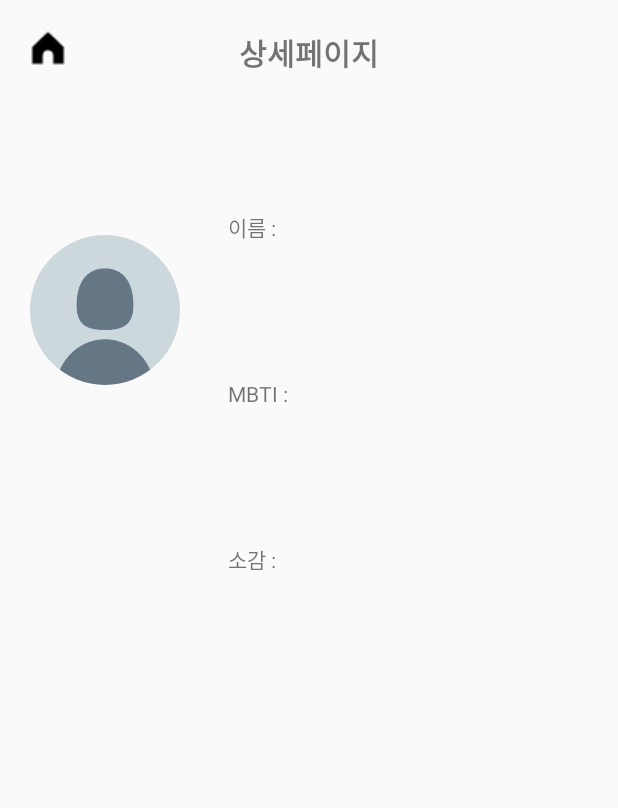
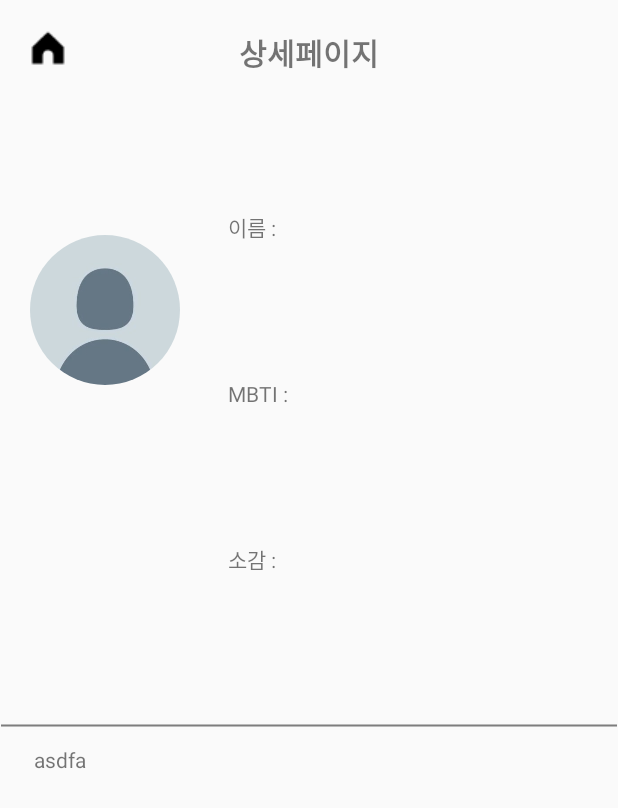
Before and after one commit to SeoHeaYun/One-Project, an Android app: the DetailPageActivity screen opened directly, with no data from a screen before it, on a phone screen of 412 x 824 dp. Shown: the top 808 px of the screen. Run offline under Robolectric (Android 15) with nearby library versions, the phone set to English and light mode, and no system bars.

Commit message:
Feat: 수정

```diff
--- a/app/src/main/res/layout/activity_detail_page.xml
+++ b/app/src/main/res/layout/activity_detail_page.xml
@@ -26,16 +26,25 @@
             <androidx.constraintlayout.widget.ConstraintLayout
                 android:layout_width="match_parent"
                 android:layout_height="300dp">
+                <TextView
+                    android:id="@+id/tv_line01"
+                    android:layout_width="match_parent"
+                    android:layout_height="wrap_content"
+                    android:background="@drawable/line_01"
+                    app:layout_constraintEnd_toEndOf="parent"
+                    app:layout_constraintStart_toStartOf="parent"
+                    app:layout_constraintTop_toTopOf="parent"/>
 
                 <TextView
                     android:id="@+id/userName1"
                     android:layout_width="wrap_content"
-                    android:layout_height="wrap_content"
-                    android:layout_marginTop="4dp"
+                    android:text="asdfa"
+                    android:layout_height="16dp"
+                    android:layout_marginTop="3dp"
                     app:layout_constraintEnd_toEndOf="parent"
                     app:layout_constraintHorizontal_bias="0.06"
                     app:layout_constraintStart_toStartOf="parent"
-                    app:layout_constraintTop_toTopOf="parent" />
+                    app:layout_constraintTop_toBottomOf="@id/tv_line01"/>
 
                 <ImageView
                     android:id="@+id/post_image1"
```
Also changed, not shown: app/src/main/res/values/strings.xml (+4 -4 lines).
